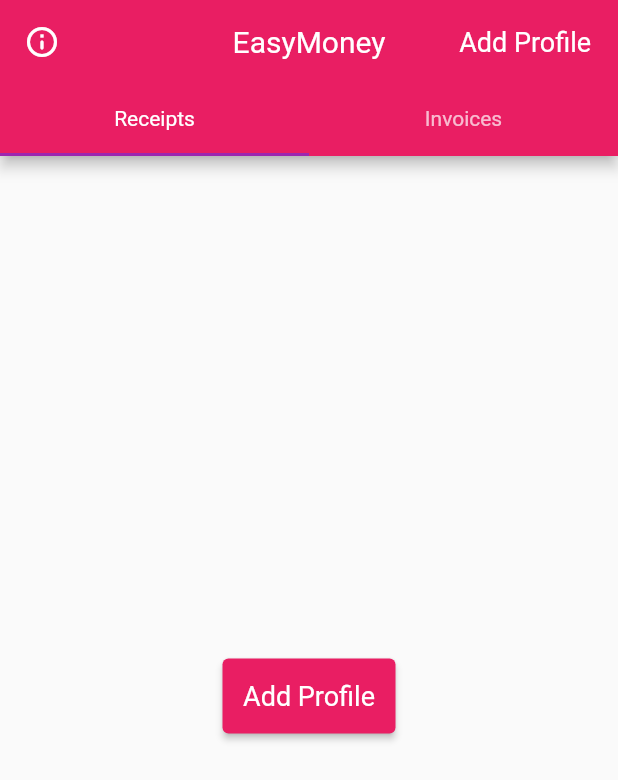
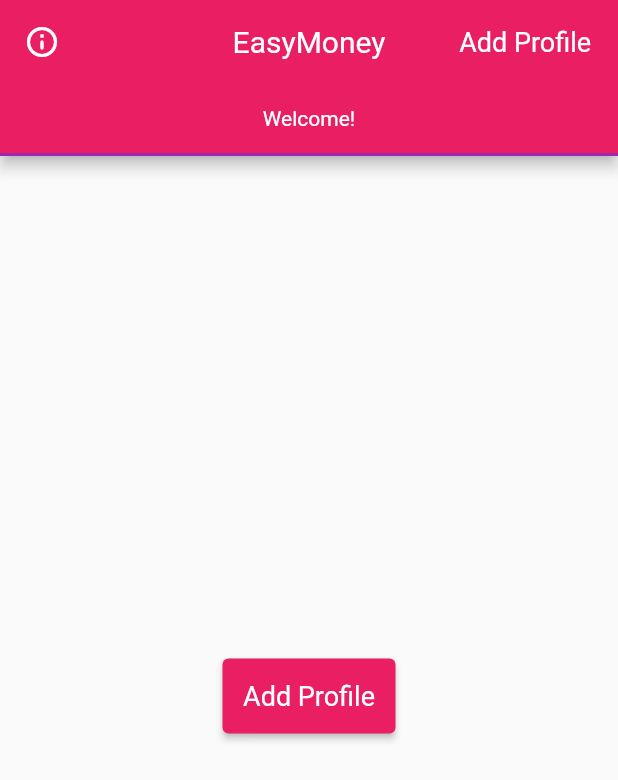
Before and after one commit to lepplaju/easymoney, a Flutter app: the screen it shows after launch, on a phone screen of 412 x 824 dp. Shown: the top 780 px of the screen. Run offline on Flutter 3.47's test engine with Material 3 defaults, Android fonts, the light colour scheme and no system bars; our stand-ins replace after_layout, image_picker, package_info_plus, pdf, share_plus, sqflite; missing offline and left inert: pdf_render; accounts and stored records are empty; generated files the repository leaves out were written again.

Commit message:
Fixed receipt fetching (#44)
- Fixed receipts not being fetched after profile is deleted or created
- Changed ReceiptTab to StatelessWidget
- Receipt and invoice tabs are now replaced by single Welcome tab if
there are no profiles

```diff
--- a/assets/localization_source/universal.txt
+++ b/assets/localization_source/universal.txt
@@ -159,3 +159,12 @@ text_fi: "Luo profiili"
 description: "Add profile text"
 type: "text"
 placeholders: "{}"
+
+// Welcome
+
+name: "welcome"
+text_en: "Welcome!"
+text_fi: "Tervetuloa!"
+description: "Welcome text"
+type: "text"
+placeholders: "{}"
--- a/lib/features/invoices/presentation/invoices_tab.dart
+++ b/lib/features/invoices/presentation/invoices_tab.dart
@@ -3,8 +3,7 @@ import 'package:provider/provider.dart';
 
 import '../application/provider_invoices.dart';
 import '../../profile/application/provider_profiles.dart';
-import './invoice_card.dart';
-import '../../../welcome_screen.dart';
+import 'invoice_card.dart';
 
 /// Tab for listing all of the invoices of the selected profile.
 ///
@@ -53,9 +52,6 @@ class _InvoicesTabState extends State<InvoicesTab> {
 
   @override
   Widget build(BuildContext context) {
-    if (providerProfiles.profiles.isEmpty) {
-      return const WelcomeScreen();
-    }
     return ListView.builder(
       itemBuilder: invoiceBuilder,
       itemCount: providerInvoices.invoices.length + 1,
--- a/lib/features/profile/presentation/edit_profile_route.dart
+++ b/lib/features/profile/presentation/edit_profile_route.dart
@@ -225,6 +225,7 @@ class _EditProfileRouteState extends State<EditProfileRoute> {
                       if (!confirmation) return;
                       await providerProfiles
                           .deleteProfile(providerProfiles.selectedProfile!.id);
+
                       if (context.mounted) {
                         Navigator.of(context)
                             .pop(providerProfiles.selectedProfile?.id);
--- a/lib/features/receipts/presentation/receipt_tab.dart
+++ b/lib/features/receipts/presentation/receipt_tab.dart
@@ -1,3 +1,4 @@
+import 'package:easymoney/features/profile/domain/profile.dart';
 import 'package:flutter/material.dart';
 import 'package:flutter_gen/gen_l10n/app_localizations.dart';
 import 'package:provider/provider.dart';
@@ -7,71 +8,59 @@ import 'receipt_card.dart';
 import 'receipt_route.dart';
 
 import '../application/provider_receipts.dart';
+import '../domain/receipt.dart';
 import '../../invoices/application/provider_invoices.dart';
-import '../../profile/application/provider_profiles.dart';
 import '../../snacks/snacks.dart';
 import '../../../utils/create_route.dart';
 import '../../../widgets/confirm_dialog.dart';
-import '../../../welcome_screen.dart';
 
 /// Tab for Receipts in the HomePage
 ///
 /// Shows all the receipts for the selected profile.
-class ReceiptTab extends StatefulWidget {
-  const ReceiptTab({super.key});
-
-  @override
-  State<ReceiptTab> createState() => _ReceiptTabState();
-}
-
-/// State for [ReceiptTab]
-class _ReceiptTabState extends State<ReceiptTab> {
-  late final ProviderReceipts providerReceipts;
-  late final ProviderProfiles providerProfiles;
-  late final ProviderInvoices providerInvoices;
-  late final AppLocalizations locals;
-
-  var isInitialized = false;
-
-  @override
-  void didChangeDependencies() {
-    if (!isInitialized) {
-      providerProfiles = Provider.of<ProviderProfiles>(context);
-      providerInvoices = Provider.of<ProviderInvoices>(context);
-      providerReceipts = Provider.of<ProviderReceipts>(context);
-      providerReceipts.fetchReceipts(
-          profileId: providerProfiles.selectedProfile?.id);
-      locals = AppLocalizations.of(context)!;
-      isInitialized = true;
-    }
-    super.didChangeDependencies();
-  }
+class ReceiptTab extends StatelessWidget {
+  const ReceiptTab({super.key, this.profile});
+  final Profile? profile;
 
   /// Builds a list item from list of receipts
   ///
   /// Takes [context] and the [index] for the item.
-  Widget receiptBuilder(BuildContext context, int index) {
-    if (index == providerReceipts.receipts.length) {
+  Widget receiptBuilder(BuildContext context, int index,
+      {required List<Receipt> receipts}) {
+    if (index == receipts.length) {
       return SizedBox(
         height: MediaQuery.of(context).size.height * 0.25,
       );
     }
     return Padding(
       padding: const EdgeInsets.all(8.0),
-      child: ReceiptCard(receipt: providerReceipts.receipts[index]),
+      child: ReceiptCard(receipt: receipts[index]),
     );
   }
 
   @override
   Widget build(BuildContext context) {
-    if (providerProfiles.profiles.isEmpty) {
-      return const WelcomeScreen();
+    if (profile == null) {
+      return const Center(
+        child: Text(
+          'No profile selected',
+          style: TextStyle(
+            color: Colors.black,
+          ),
+        ),
+      );
     }
+    final ProviderInvoices providerInvoices =
+        Provider.of<ProviderInvoices>(context);
+    final ProviderReceipts providerReceipts =
+        Provider.of<ProviderReceipts>(context);
+
+    final AppLocalizations locals = AppLocalizations.of(context)!;
     return Stack(
       children: [
         ListView.builder(
           itemCount: providerReceipts.receipts.length + 1,
-          itemBuilder: receiptBuilder,
+          itemBuilder: (context, index) => receiptBuilder(context, index,
+              receipts: providerReceipts.receipts),
         ),
         Positioned(
           bottom: 30,
@@ -88,7 +77,7 @@ class _ReceiptTabState extends State<ReceiptTab> {
                   ),
                   child: const Icon(Icons.picture_as_pdf_rounded),
                   onPressed: () async {
-                    if (providerProfiles.selectedProfile == null) return;
+                    if (profile == null) return;
                     final confirmation = await showDialog<bool>(
                         context: context,
                         builder: (BuildContext context) {
@@ -111,7 +100,7 @@ class _ReceiptTabState extends State<ReceiptTab> {
                     if (!confirmation) return;
                     try {
                       await providerInvoices.createInvoice(
-                        profile: providerProfiles.selectedProfile!,
+                        profile: profile!,
                         receipts: providerReceipts.receipts,
                         files: await providerReceipts.getReceiptFiles(),
                       );
@@ -137,12 +126,12 @@ class _ReceiptTabState extends State<ReceiptTab> {
                   borderRadius: BorderRadius.circular(30),
                 ),
                 onPressed: () {
-                  if (providerProfiles.selectedProfile != null) {
+                  if (profile != null) {
                     Navigator.of(context)
                         .push(
                       createRoute(
                         AddReceiptRoute(
-                          profileId: providerProfiles.selectedProfile!.id,
+                          profileId: profile!.id,
                         ),
                       ),
                     )
--- a/lib/home_page.dart
+++ b/lib/home_page.dart
@@ -5,12 +5,14 @@ import 'package:flutter/material.dart';
 import 'package:flutter_gen/gen_l10n/app_localizations.dart';
 import 'package:provider/provider.dart';
 
+import 'features/receipts/application/provider_receipts.dart';
 import 'features/invoices/presentation/invoices_tab.dart';
 import 'features/profile/application/provider_profiles.dart';
 import 'features/profile/presentation/add_profile_route.dart';
 import 'features/profile/presentation/app_bar_button_profiles.dart';
 import 'features/receipts/presentation/receipt_tab.dart';
 import 'info_route.dart';
+import 'welcome_screen.dart';
 
 import 'utils/create_route.dart';
 
@@ -27,22 +29,30 @@ class HomePage extends StatefulWidget {
 /// State for [HomePage]
 class _HomePageState extends State<HomePage> with AfterLayoutMixin<HomePage> {
   late final ProviderProfiles providerProfiles;
+  late final ProviderReceipts providerReceipts;
   late final AppLocalizations locals;
 
   Future<void>? future;
+  int? loadedProfileId;
   var isInitialized = false;
 
   @override
   FutureOr<void> afterFirstLayout(BuildContext context) {
-    future = providerProfiles.getProfiles().then((_) {});
+    future = providerProfiles.getProfiles();
   }
 
   @override
   void didChangeDependencies() {
     if (!isInitialized) {
       providerProfiles = Provider.of<ProviderProfiles>(context);
+      providerReceipts = Provider.of<ProviderReceipts>(context);
       locals = AppLocalizations.of(context)!;
       isInitialized = true;
+    }
+    if (loadedProfileId != providerProfiles.selectedProfile?.id) {
+      loadedProfileId = providerProfiles.selectedProfile?.id;
+      providerReceipts.fetchReceipts(
+          profileId: providerProfiles.selectedProfile?.id);
     }
     super.didChangeDependencies();
   }
@@ -50,7 +60,7 @@ class _HomePageState extends State<HomePage> with AfterLayoutMixin<HomePage> {
   @override
   Widget build(BuildContext context) {
     return DefaultTabController(
-      length: 2,
+      length: providerProfiles.profiles.isNotEmpty ? 2 : 1,
       child: Scaffold(
         appBar: AppBar(
           title: const Text('EasyMoney'),
@@ -80,13 +90,19 @@ class _HomePageState extends State<HomePage> with AfterLayoutMixin<HomePage> {
             ),
           ],
           bottom: TabBar(
-            tabs: [
+            tabs: providerProfiles.profiles.isNotEmpty
+                ? [
                     Tab(
                       text: locals.homePageReceiptsTabLabel,
                     ),
                     Tab(
                       text: locals.homePageInvoicesTabLabel,
                     ),
+                  ]
+                : [
+                    Tab(
+                      text: locals.welcome,
+                    )
                   ],
           ),
         ),
@@ -94,11 +110,13 @@ class _HomePageState extends State<HomePage> with AfterLayoutMixin<HomePage> {
             future: future,
             builder: (context, AsyncSnapshot snapshot) {
               if (snapshot.connectionState == ConnectionState.done) {
-                return const TabBarView(
-                  children: [
-                    ReceiptTab(),
-                    InvoicesTab(),
-                  ],
+                return TabBarView(
+                  children: providerProfiles.profiles.isNotEmpty
+                      ? [
+                          ReceiptTab(profile: providerProfiles.selectedProfile),
+                          const InvoicesTab(),
+                        ]
+                      : [const WelcomeScreen()],
                 );
               } else {
                 return const Center(
--- a/lib/l10n/app_en.arb
+++ b/lib/l10n/app_en.arb
@@ -407,6 +407,12 @@
 		"type": "text",
 		"placeholders": {}
 	},
+	"welcome": "Welcome!",
+	"@welcome": {
+		"description": "Welcome text",
+		"type": "text",
+		"placeholders": {}
+	},
 	"editProfileRouteSuccessMessage": "Profile saved!",
 	"@editProfileRouteSuccessMessage": {
 		"description": "Text for snack message for successful saving of profile",
--- a/lib/l10n/app_fi.arb
+++ b/lib/l10n/app_fi.arb
@@ -67,6 +67,7 @@
 	"paid": "Maksettu",
 	"status": "Tila",
 	"addProfile": "Luo profiili",
+	"welcome": "Tervetuloa!",
 	"editProfileRouteSuccessMessage": "Profiili tallennettu!",
 	"editProfileRouteTitle": "Muokkaa profiilia",
 	"editProfileRouteConfirmDelete": "Haluatko varmasti poistaa tämän profiilin?"
--- a/pubspec.yaml
+++ b/pubspec.yaml
@@ -16,7 +16,7 @@ publish_to: "none" # Remove this line if you wish to publish to pub.dev
 # https://developer.apple.com/library/archive/documentation/General/Reference/InfoPlistKeyReference/Articles/CoreFoundationKeys.html
 # In Windows, build-name is used as the major, minor, and patch parts
 # of the product and file versions while build-number is used as the build suffix.
-version: 0.11.1
+version: 0.11.2
 
 environment:
   sdk: ">=3.0.0 <4.0.0"
```
Also changed, not shown: 1 other file. Lines whose indentation alone changed are shown as unchanged.
